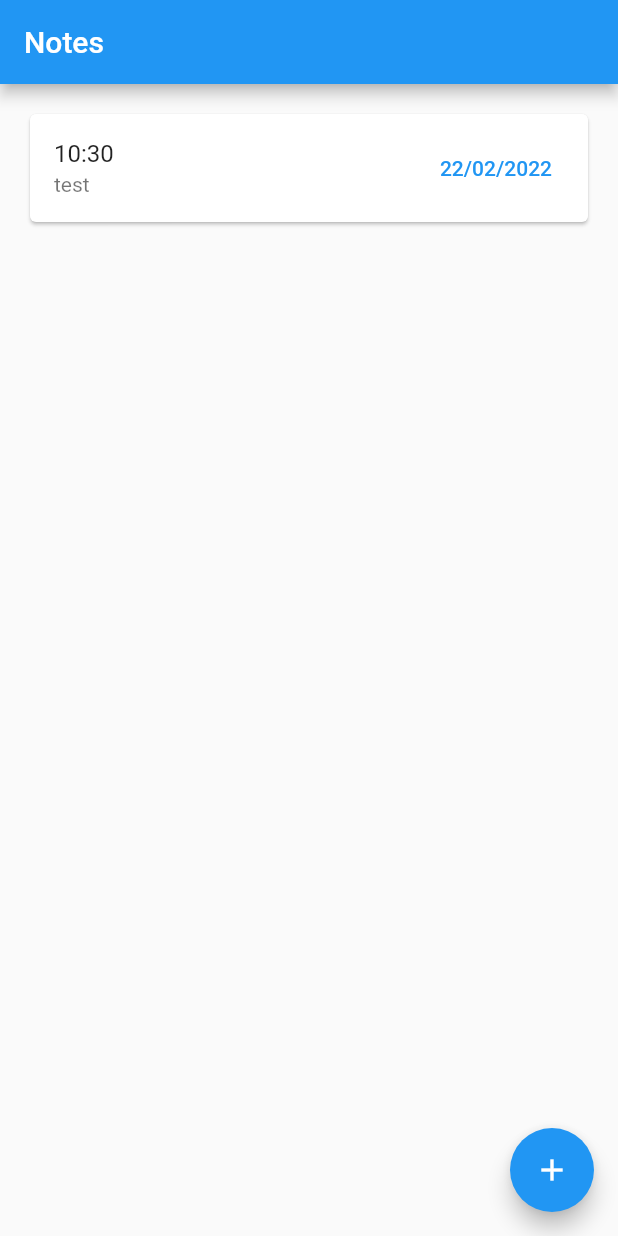
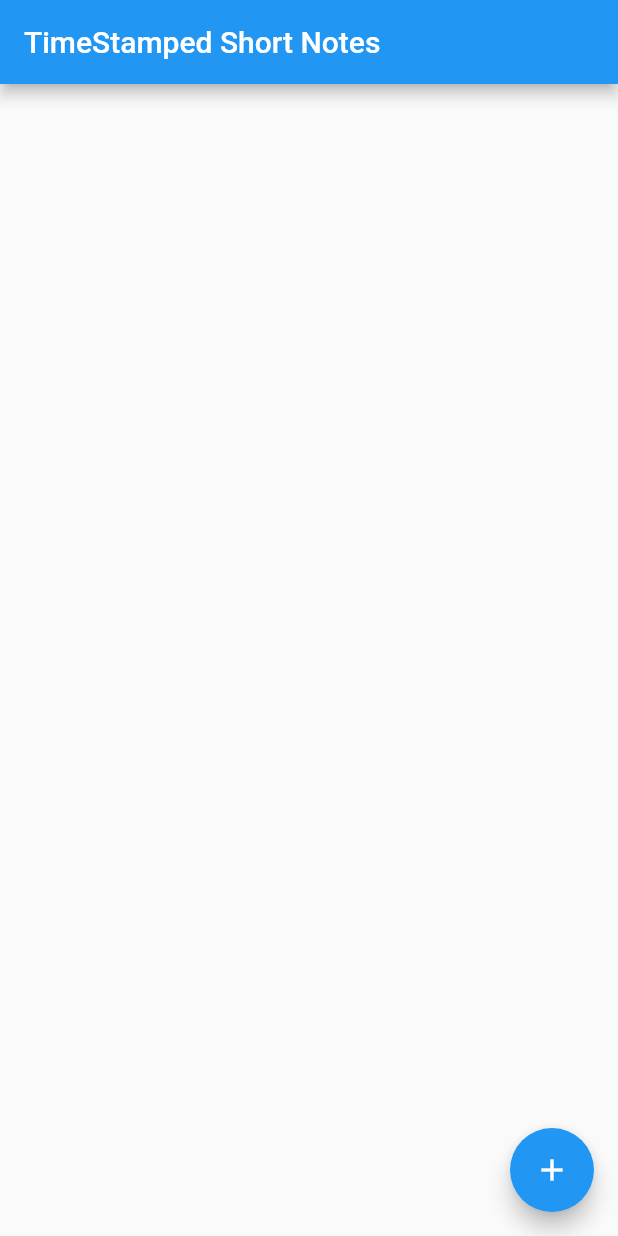
Before and after one commit to ale-tasistro/timestamped-short-notes, a Flutter app: the screen it shows after launch, on a phone screen of 412 x 824 dp. Run offline on Flutter 3.47's test engine with Material 2 defaults, Android fonts, the phone set to English and light mode, and no system bars; our stand-ins replace date_field.

Commit message:
Removed test note and changed app title

```diff
--- a/lib/main.dart
+++ b/lib/main.dart
@@ -32,7 +32,7 @@ class NotesList extends StatefulWidget {
 
 class _NotesListState extends State<NotesList> {
 
-  List<Note> _notes = [Note("test")];
+  List<Note> _notes = [];
   final TextEditingController _newNoteDialogTextFieldController = TextEditingController();
   final TextEditingController _editNoteDialogTextFieldController = TextEditingController();
 
@@ -337,7 +337,7 @@ class _NotesListState extends State<NotesList> {
   Widget build(BuildContext context) {
     return Scaffold(
       appBar: AppBar(
-        title: const Text('Notes'),
+        title: const Text('TimeStamped Short Notes'),
       ),
       body: _buildList(),
       floatingActionButton: FloatingActionButton(
```
